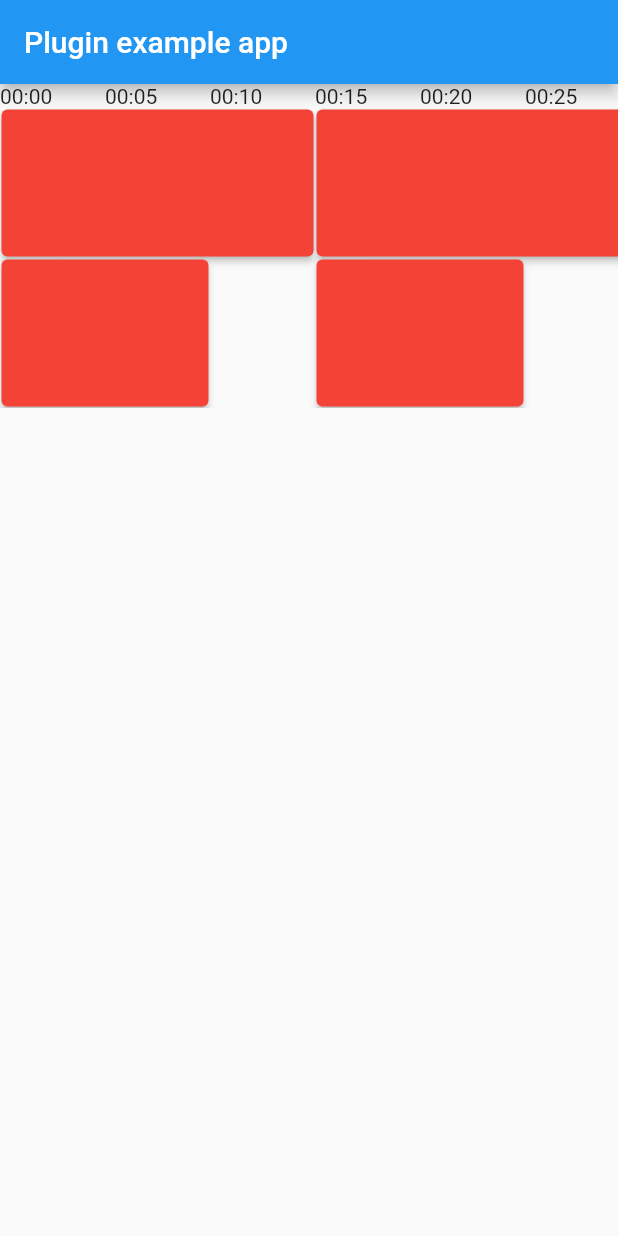
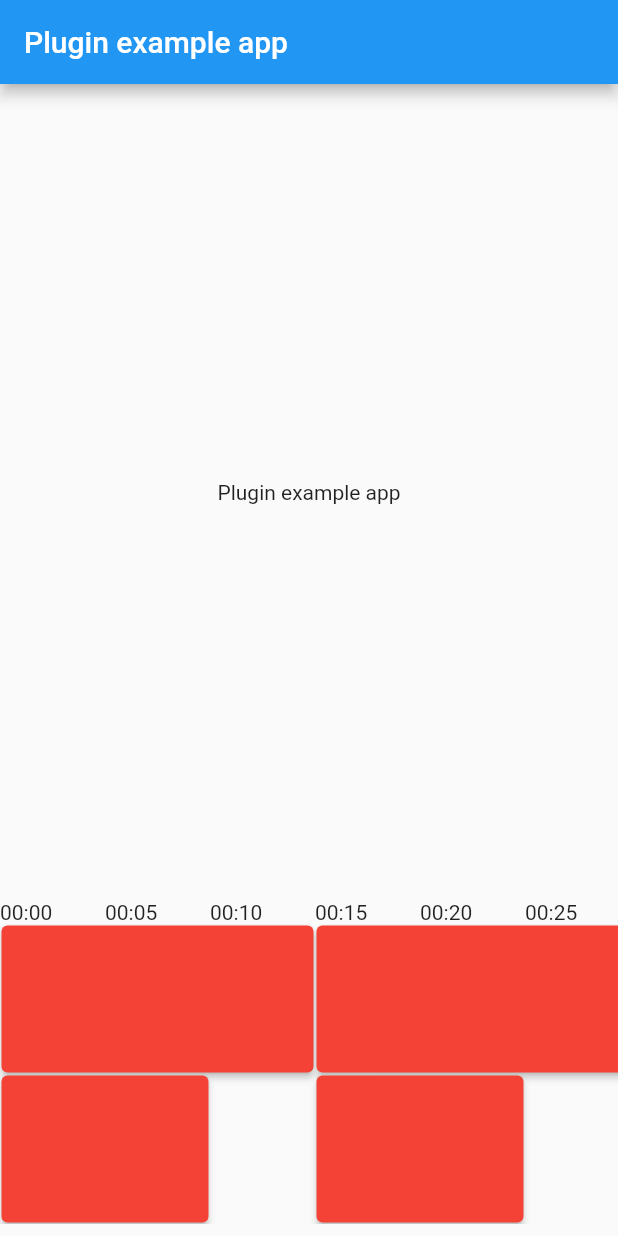
Before and after one commit to neckaros/timeline_editor, a Flutter app: the screen it shows after launch, on a phone screen of 412 x 824 dp. Run offline on Flutter 3.47's test engine with Material 2 defaults, Android fonts, the phone set to English and light mode, and no system bars.

Commit message:
modify example

```diff
--- a/example/lib/main.dart
+++ b/example/lib/main.dart
@@ -37,7 +37,10 @@ class _MyAppState extends State<MyApp> {
         appBar: AppBar(
           title: const Text('Plugin example app'),
         ),
-        body: Padding(
+        body: Column(
+          children: <Widget>[
+            Expanded(child: Center(child: Text('Plugin example app'))),
+            Padding(
                 padding: const EdgeInsets.only(bottom: 8.0),
                 child: TimelineEditor(
                   countTracks: 2,
@@ -54,8 +57,8 @@ class _MyAppState extends State<MyApp> {
                         ),
                   blocksEvery: 5,
                   durationInSeconds: 300,
-              child:
-                  Expanded(child: Center(child: Text('Plugin example app')))),
+                )),
+          ],
         ),
       ),
     );
```
Lines whose indentation alone changed are shown as unchanged.
